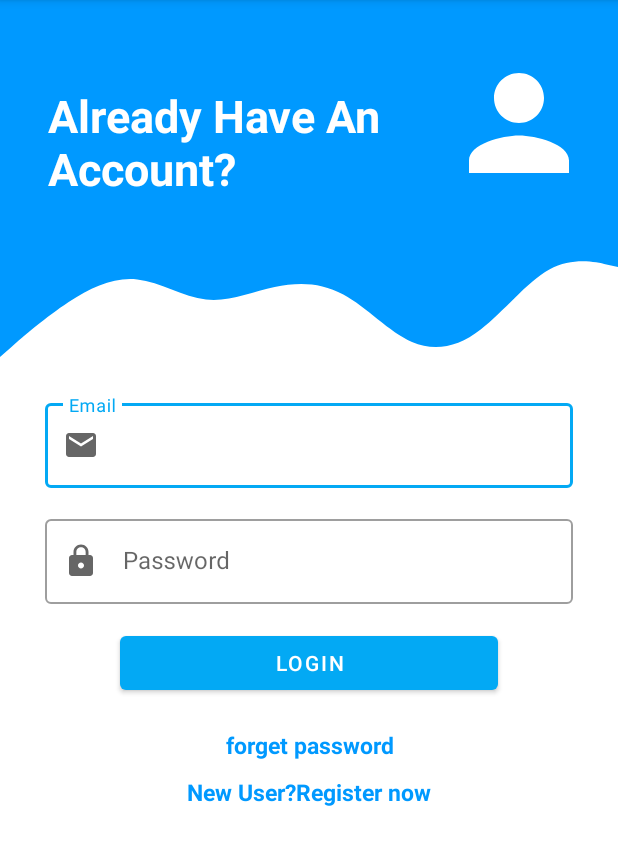
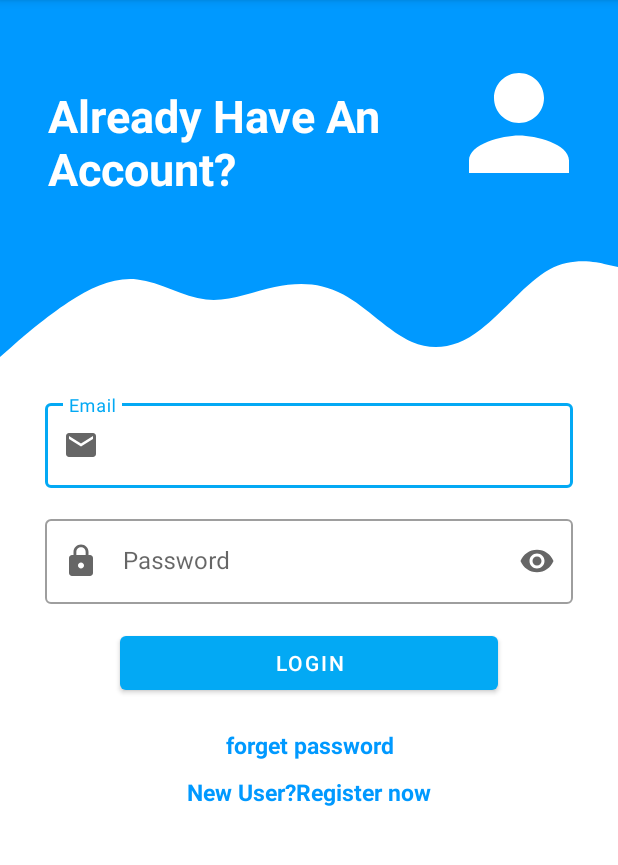
Before and after one commit to shubham-sapkal/ReferBusinessApp, an Android app: the screen it shows after launch (MainActivity), on a phone screen of 412 x 824 dp, the part 84-949 px from its top. Run offline under Robolectric (Android 15) with nearby library versions, the phone set to English and light mode, and no system bars; our stand-ins replace Firebase (no records; nobody signed in at launch, a user with empty details on screens opened directly).

```diff
--- a/app/src/main/java/com/example/referbussinessapp/MainActivity.java
+++ b/app/src/main/java/com/example/referbussinessapp/MainActivity.java
@@ -1,19 +1,86 @@
 package com.example.referbussinessapp;
 
+import androidx.annotation.NonNull;
 import androidx.appcompat.app.AppCompatActivity;
 
 import android.content.Intent;
 import android.os.Bundle;
+import android.util.Log;
 import android.view.View;
+import android.widget.Toast;
+
+import com.google.android.material.textfield.TextInputEditText;
+import com.example.databasehandlers.DbHandler;
+import com.google.firebase.database.DataSnapshot;
+import com.google.firebase.database.DatabaseError;
+import com.google.firebase.database.ValueEventListener;
+
 
 public class MainActivity extends AppCompatActivity {
+
+    TextInputEditText emailEditText;
+    TextInputEditText passwordEditText;
+
+    DbHandler dbHandler;
 
     @Override
     protected void onCreate(Bundle savedInstanceState) {
         super.onCreate(savedInstanceState);
         setContentView(R.layout.activity_main);
+
+        dbHandler = new DbHandler();
+
     }
 
+    public void doLogin(View view){
+
+        emailEditText = (TextInputEditText) findViewById(R.id.emailEditText);
+        passwordEditText = (TextInputEditText) findViewById(R.id.passwordEditText);
+
+
+        dbHandler.getInstanceOfStudent().addValueEventListener(new ValueEventListener() {
+            @Override
+            public void onDataChange(@NonNull DataSnapshot snapshot) {
+
+
+                // loop will check for credentials for all records to match single record
+                for(DataSnapshot ds : snapshot.getChildren()){
+
+                    //Log.d("mytag","email : "+ ds.child("email"));
+                    //Log.d("mytag","pass : "+ ds.child("password"));
+
+                    // Calling function to checking the login credentials
+                    checkLogin(ds.child("email").getValue().toString(),ds.child("password").getValue().toString());
+                }
+
+
+
+            }
+
+            @Override
+            public void onCancelled(@NonNull DatabaseError error) {
+
+            }
+        });
+
+    }
+
+    public void checkLogin(String email,String password){
+
+        //Log.d("mytag","email"+emailEditText.getText().toString());
+        //Log.d("mytag","password"+passwordEditText.getText().toString());
+
+        if(email.equals(emailEditText.getText().toString()) && password.equals(passwordEditText.getText().toString()) ){
+            Toast.makeText(this, "login successful!", Toast.LENGTH_LONG).show();
+        }
+        else{
+            Toast.makeText(this, "Login failed!", Toast.LENGTH_LONG).show();
+        }
+
+    }
+
+
+    // Trasfer activity to RegisterActivity.java
     public void showRegisterActivity(View view){
 
         startActivity(new Intent(MainActivity.this,RegisterActivity.class));
--- a/app/src/main/res/layout/activity_main.xml
+++ b/app/src/main/res/layout/activity_main.xml
@@ -64,10 +64,12 @@
         android:hint="Email"
         style="@style/Widget.MaterialComponents.TextInputLayout.OutlinedBox"
         app:layout_constraintTop_toBottomOf="@+id/view3"
+
         app:startIconDrawable="@drawable/email" >
 
 
         <com.google.android.material.textfield.TextInputEditText
+            android:id="@+id/emailEditText"
             android:layout_width="match_parent"
             android:layout_height="match_parent"
             />
@@ -82,13 +84,16 @@
         android:layout_marginLeft="30dp"
         android:layout_marginRight="30dp"
         android:hint="Password"
+        app:endIconMode="password_toggle"
         style="@style/Widget.MaterialComponents.TextInputLayout.OutlinedBox"
         app:layout_constraintTop_toBottomOf="@id/emailTextlayout"
         app:startIconDrawable="@drawable/lock">
 
         <com.google.android.material.textfield.TextInputEditText
+            android:id="@+id/passwordEditText"
             android:layout_width="match_parent"
-            android:layout_height="wrap_content"/>
+            android:layout_height="wrap_content"
+            android:inputType="textPassword"/>
 
     </com.google.android.material.textfield.TextInputLayout>
 
@@ -100,6 +105,7 @@
         android:layout_marginRight="80dp"
         android:layout_marginLeft="80dp"
         android:text="LOGIN"
+        android:onClick="doLogin"
         app:layout_constraintTop_toBottomOf="@+id/passwordTextLayout"/>
 
 
```
Also changed, not shown: app/src/main/java/com/example/databasehandlers/DbHandler.java (+9 -3 lines).
